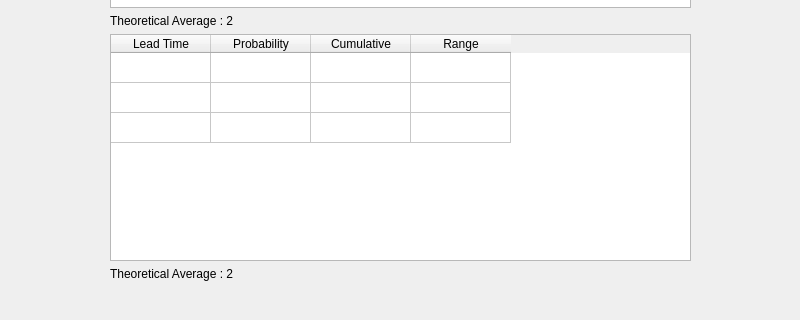
The window that probabilitytable.ui (ragrag/Inventory-Simulation-QT) describes before a commit, drawn with Qt 5; both pictures show x 0 to 800 and y 280 to 600 of the 800 by 600 pixel window.
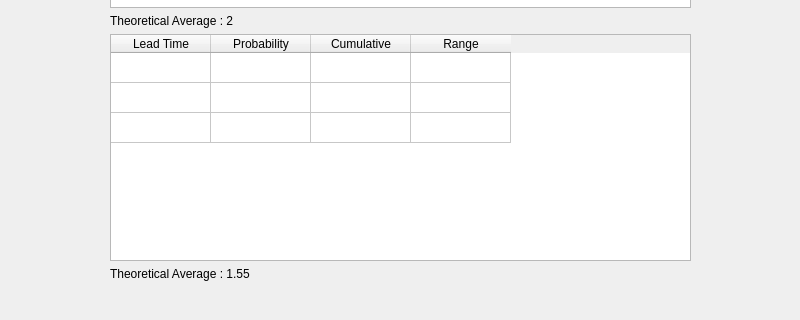
The same window after the commit.

```diff
--- a/probabilitytable.ui
+++ b/probabilitytable.ui
@@ -128,7 +128,7 @@
      <item>
       <widget class="QLabel" name="label_2">
        <property name="text">
-        <string>Theoretical Average : 2</string>
+        <string>Theoretical Average : 1.55</string>
        </property>
       </widget>
      </item>
```
